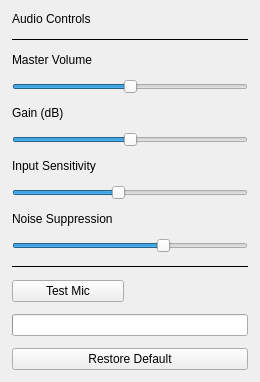
Qt form Nuummite/ui/volume_control.ui (yuvaneshbn/Nuummite) before a commit.
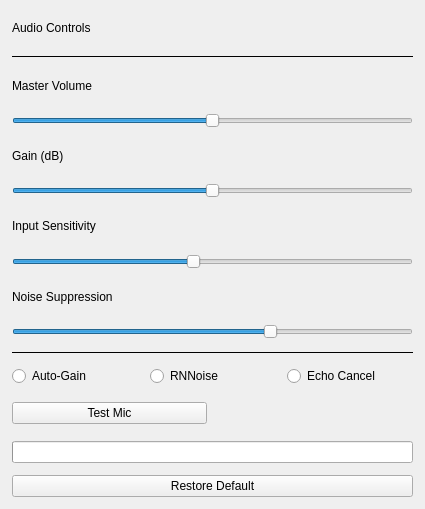
The same form after that commit.

Commit message: Audio: expose AGC toggle + UI controls

Diff of the .ui file:
```diff
--- a/Nuummite/ui/volume_control.ui
+++ b/Nuummite/ui/volume_control.ui
@@ -6,8 +6,8 @@
    <rect>
     <x>0</x>
     <y>0</y>
-    <width>260</width>
-    <height>320</height>
+    <width>425</width>
+    <height>509</height>
    </rect>
   </property>
   <layout class="QVBoxLayout" name="rootLayout">
@@ -145,6 +145,31 @@
      </property>
     </widget>
    </item>
+   <item>
+    <layout class="QHBoxLayout" name="horizontalLayout">
+     <item>
+      <widget class="QRadioButton" name="Autogain">
+       <property name="text">
+        <string>Auto-Gain</string>
+       </property>
+      </widget>
+     </item>
+     <item>
+      <widget class="QRadioButton" name="noisesuppression">
+       <property name="text">
+        <string>RNNoise</string>
+       </property>
+      </widget>
+     </item>
+     <item>
+      <widget class="QRadioButton" name="Echocancellation">
+       <property name="text">
+        <string>Echo Cancel</string>
+       </property>
+      </widget>
+     </item>
+    </layout>
+   </item>
    <item>
     <layout class="QHBoxLayout" name="testMicLayout">
      <item>
```
Lines whose indentation alone changed are shown as unchanged. The commit also changes 7 other files.
